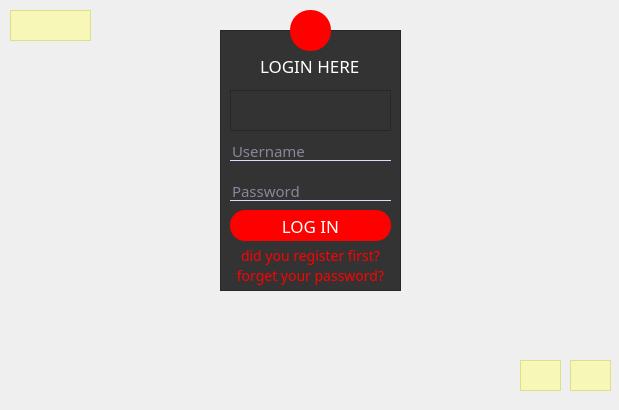
The window that mainwindow.ui (parastoo-gholami/library) describes before a commit, drawn with Qt 5.
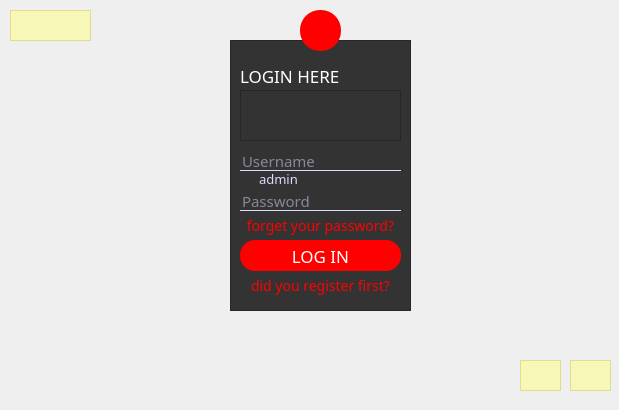
The same window after the commit. Icons and pictures are not drawn.

```diff
--- a/mainwindow.ui
+++ b/mainwindow.ui
@@ -116,6 +116,12 @@
 {
 color:#379eff;
 
+}
+QCheckBox
+{
+background: transparent;
+color:#dddbff;
+font-size:13px;
 }</string>
   </property>
   <property name="toolButtonStyle">
@@ -128,10 +134,10 @@
    <widget class="QFrame" name="frame">
     <property name="geometry">
      <rect>
-      <x>220</x>
-      <y>30</y>
+      <x>230</x>
+      <y>40</y>
       <width>181</width>
-      <height>261</height>
+      <height>271</height>
      </rect>
     </property>
     <property name="frameShape">
@@ -143,7 +149,7 @@
     <widget class="QLabel" name="label">
      <property name="geometry">
       <rect>
-       <x>40</x>
+       <x>10</x>
        <y>20</y>
        <width>111</width>
        <height>31</height>
@@ -157,7 +163,7 @@
      <property name="geometry">
       <rect>
        <x>10</x>
-       <y>180</y>
+       <y>200</y>
        <width>161</width>
        <height>31</height>
       </rect>
@@ -211,7 +217,7 @@
      <property name="geometry">
       <rect>
        <x>10</x>
-       <y>210</y>
+       <y>230</y>
        <width>161</width>
        <height>31</height>
       </rect>
@@ -224,9 +230,9 @@
      <property name="geometry">
       <rect>
        <x>10</x>
-       <y>60</y>
+       <y>50</y>
        <width>161</width>
-       <height>41</height>
+       <height>51</height>
       </rect>
      </property>
      <property name="styleSheet">
@@ -237,7 +243,7 @@
      <property name="geometry">
       <rect>
        <x>10</x>
-       <y>230</y>
+       <y>170</y>
        <width>161</width>
        <height>31</height>
       </rect>
@@ -246,11 +252,24 @@
       <string>forget your password?</string>
      </property>
     </widget>
+    <widget class="QCheckBox" name="checkBox">
+     <property name="geometry">
+      <rect>
+       <x>10</x>
+       <y>130</y>
+       <width>70</width>
+       <height>17</height>
+      </rect>
+     </property>
+     <property name="text">
+      <string>admin</string>
+     </property>
+    </widget>
    </widget>
    <widget class="QToolButton" name="toolButton">
     <property name="geometry">
      <rect>
-      <x>290</x>
+      <x>300</x>
       <y>10</y>
       <width>41</width>
       <height>41</height>
```
